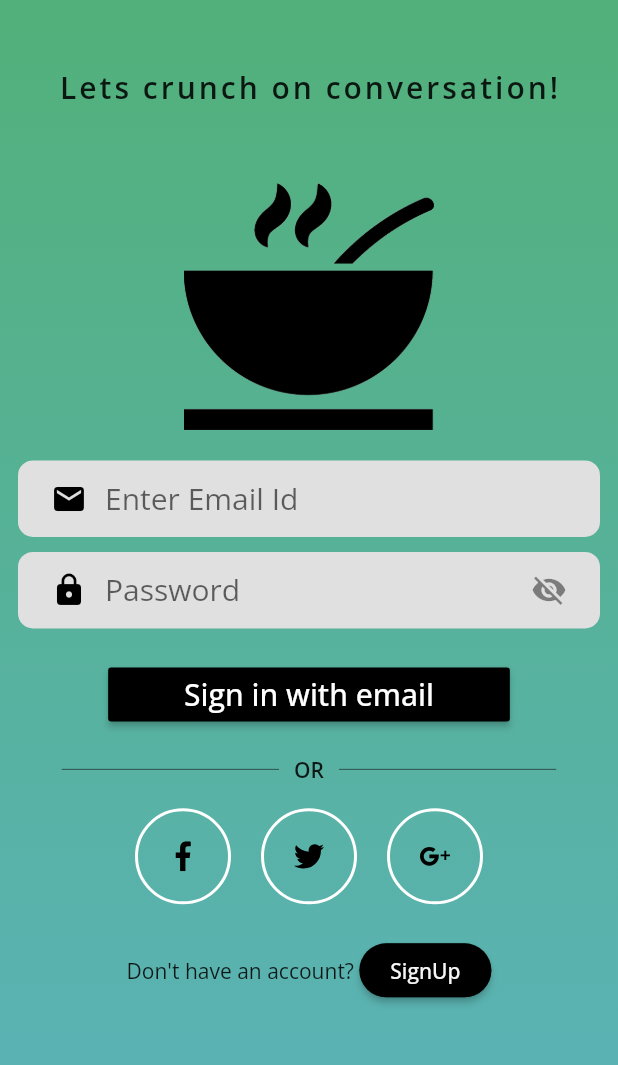
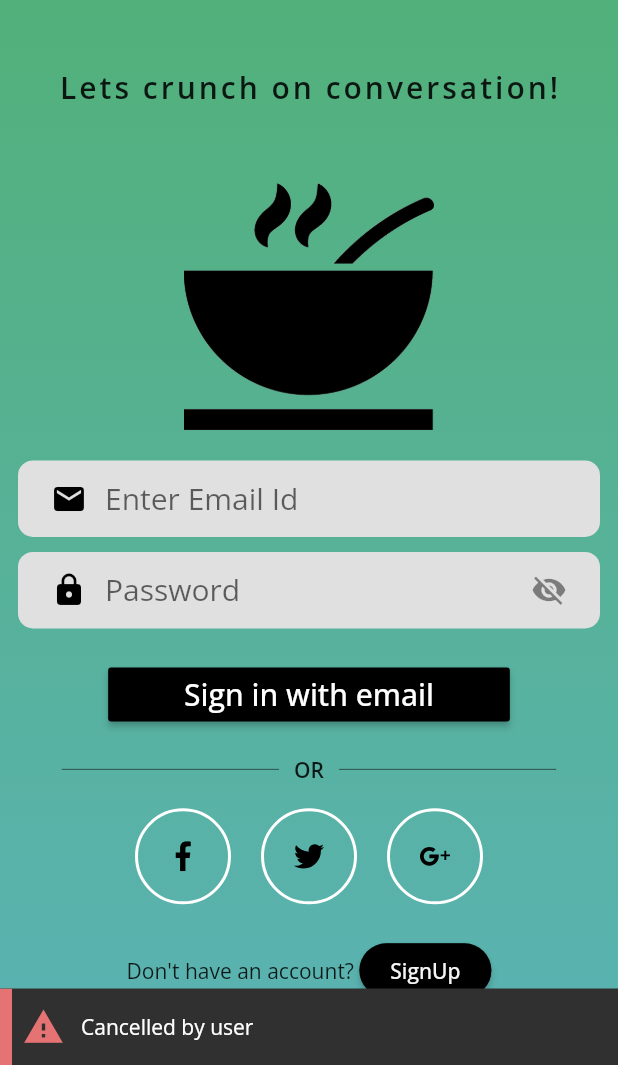
Before and after one commit to HMFazleRabbi/Flutter, a Flutter app: the screen it shows after launch, after a tap on an icon or button, on a phone screen of 412 x 824 dp, the part 171-1236 px from its top. Run offline on Flutter 3.47's test engine with Material 2 defaults, Android fonts, the phone set to English and light mode, and no system bars; our stand-ins replace auto_route, bloc, connectivity_plus, dartz, equatable, firebase_auth and 13 more; missing offline and left inert: dart:ffi, flutter_country_picker; accounts and stored records are empty; generated files the repository leaves out were written again; network calls fail; project files that could hold a hidden picture were left out.

Commit message:
Preparing to add notes/blog page.

```diff
--- /dev/null
+++ b/P06_BlogApp/Blog_App/lib/application/auth/auth_bloc.dart
@@ -0,0 +1,33 @@
+import 'dart:async';
+
+import 'package:bloc/bloc.dart';
+import 'package:blog_app/domain/auth/i_auth_facada.dart';
+import 'package:freezed_annotation/freezed_annotation.dart';
+import 'package:injectable/injectable.dart';
+
+part 'auth_event.dart';
+part 'auth_state.dart';
+part 'auth_bloc.freezed.dart';
+
+@injectable
+class AuthBloc extends Bloc<AuthEvent, AuthState> {
+  final IAuthFacade _authFacade;
+
+  AuthBloc(this._authFacade) : super(const _Initial());
+
+  @override
+  Stream<AuthState> mapEventToState(
+    AuthEvent event,
+  ) async* {
+   yield* event.map(
+     authCheckRequested: (e)async* {
+       final userInfo = await _authFacade.getSignedInUser();
+       yield userInfo.fold(() => const AuthState.unauthenticated(), (_) =>  const AuthState.authenticated());
+     },
+     signedOut: (_)async* {
+       await _authFacade.signOut();
+       yield const AuthState.unauthenticated();
+      },
+   );
+  }
+}
--- /dev/null
+++ b/P06_BlogApp/Blog_App/lib/application/auth/auth_event.dart
@@ -0,0 +1,7 @@
+part of 'auth_bloc.dart';
+
+@freezed
+abstract class AuthEvent with _$AuthEvent {
+  const factory AuthEvent.authCheckRequested() = _AuthCheckRequested;
+  const factory AuthEvent.signedOut() = _SignedOut;
+}
--- /dev/null
+++ b/P06_BlogApp/Blog_App/lib/application/auth/auth_state.dart
@@ -0,0 +1,8 @@
+part of 'auth_bloc.dart';
+
+@freezed
+abstract class AuthState with _$AuthState {
+  const factory AuthState.initial() = _Initial;
+  const factory AuthState.authenticated() = _Authenticated;
+  const factory AuthState.unauthenticated() = _Unauthenticated;
+}
--- a/P06_BlogApp/Blog_App/lib/domain/auth/i_auth_facada.dart
+++ b/P06_BlogApp/Blog_App/lib/domain/auth/i_auth_facada.dart
@@ -1,10 +1,12 @@
 import 'package:blog_app/domain/auth/auth_failure.dart';
+import 'package:blog_app/domain/auth/user.dart';
 import 'package:blog_app/domain/auth/value_objects.dart';
 import 'package:dartz/dartz.dart';
 import 'package:flutter/foundation.dart';
 
 abstract class IAuthFacade
 {
+  Future<Option<User>>getSignedInUser();
   Future<Either<AuthFailure, Unit>> signupWithEmail({
     @required EmailAddress emailAddress,
     @required Password password,
@@ -16,4 +18,7 @@ abstract class IAuthFacade
   });
 
     Future<Either<AuthFailure, Unit>>signinWithGoogle();
+
+    Future<void> signOut();
+
 }
--- /dev/null
+++ b/P06_BlogApp/Blog_App/lib/domain/auth/user.dart
@@ -0,0 +1,12 @@
+
+import 'package:blog_app/domain/core/value_objects.dart';
+import 'package:flutter/foundation.dart';
+import 'package:freezed_annotation/freezed_annotation.dart';
+part 'user.freezed.dart';
+
+@freezed
+abstract class User with _$User {
+  const factory User({
+    @required UniqueId id
+  }) = _User;
+}
--- a/P06_BlogApp/Blog_App/lib/domain/core/failures.dart
+++ b/P06_BlogApp/Blog_App/lib/domain/core/failures.dart
@@ -5,12 +5,18 @@ part 'failures.freezed.dart';
 
 @freezed
 abstract class ValueFailure<T> with _$ValueFailure<T> {
+
+
+  //Auth Failures
   const factory ValueFailure.invalidEmail({
     @required T failedValue,
   }) = InvalidEmail<T>;
   const factory ValueFailure.invalidPassword({
     @required T failedValue,
   }) = InvalidPassword<T>;
+
+
+  //Profile Failure
   const factory ValueFailure.invalidUsername({
     @required T failedValue,
   }) = InvalidUsername<T>;
@@ -26,4 +32,22 @@ abstract class ValueFailure<T> with _$ValueFailure<T> {
   const factory ValueFailure.invalidCountryName({
     @required T failedValue,
   }) = InvalidCountryName<T>;
+
+
+  //Blog Failures
+  const factory ValueFailure.exceedingLength({
+    @required T failedValue,
+    @required int max
+  }) = ExceedingLength<T>;
+  const factory ValueFailure.empty({
+    @required T failedValue,
+  }) = Empty<T>;
+  const factory ValueFailure.multiline({
+    @required T failedValue,
+  }) = Multiline<T>;
+  const factory ValueFailure.listTooLong({
+    @required T failedValue,
+    @required int max
+  }) = ListTooLong<T>;
+
 }
--- a/P06_BlogApp/Blog_App/lib/infrastructure/auth/firebase_auth_facade.dart
+++ b/P06_BlogApp/Blog_App/lib/infrastructure/auth/firebase_auth_facade.dart
@@ -1,33 +1,43 @@
 import 'package:blog_app/domain/auth/auth_failure.dart';
 import 'package:blog_app/domain/auth/i_auth_facada.dart';
+import 'package:blog_app/domain/auth/user.dart';
+import 'package:blog_app/domain/auth/value_objects.dart';
 import 'package:dartz/dartz.dart';
-import 'package:blog_app/domain/auth/value_objects.dart';
-import 'package:firebase_auth/firebase_auth.dart';
+import 'package:firebase_auth/firebase_auth.dart' as firebase_auth;
 import 'package:flutter/foundation.dart';
 import 'package:flutter/services.dart';
 import 'package:google_sign_in/google_sign_in.dart';
 import 'package:injectable/injectable.dart';
+import 'package:logger/logger.dart';
+
+import 'firebase_user_mapper.dart';
+
+//Log
+final log = Logger(printer: PrettyPrinter());
 
 @LazySingleton(as: IAuthFacade)
 class FirebaseAuthFacade implements IAuthFacade {
-  final FirebaseAuth _firebaseAuth;
+  final firebase_auth.FirebaseAuth _firebaseAuth;
   final GoogleSignIn _googleSignIn;
-
 
   FirebaseAuthFacade(this._firebaseAuth, this._googleSignIn);
 
   @override
   Future<Either<AuthFailure, Unit>> signinWithEmail(
       {@required EmailAddress emailAddress,
-      @required Password password}) async {
+      @required Password password}) async
+  {
     final _emailStr = emailAddress.getOrCrash();
     final _password = password.getOrCrash();
-
+    log.d("Signin With Email triggered: ${emailAddress.value.getOrElse(() => "")}@${password.value.getOrElse(() => "")}");
     try {
       await _firebaseAuth.signInWithEmailAndPassword(
           email: _emailStr, password: _password);
+
+      log.d("SignIn successful!");
       return const Right(unit);
-    } on FirebaseAuthException catch (e) {
+    } on firebase_auth.FirebaseAuthException catch (e) {
+      log.d("Errorcode:\t ${e.code}");
       if (e.code == "user-not-found" || e.code == "wrong-password") {
         return left(const AuthFailure.invalidEmailAndPasswordCombination());
       } else {
@@ -44,7 +54,7 @@ class FirebaseAuthFacade implements IAuthFacade {
         return left(const AuthFailure.cancelledByUser());
       }
       final googleAuthentication = await googleUser.authentication;
-      final authCredential = GoogleAuthProvider.credential(
+      final authCredential = firebase_auth.GoogleAuthProvider.credential(
         idToken: googleAuthentication.idToken,
         accessToken: googleAuthentication.accessToken,
       );
@@ -70,4 +80,20 @@ class FirebaseAuthFacade implements IAuthFacade {
     // TODO: implement signupWithEmail
     throw UnimplementedError();
   }
+
+  @override
+  Future<Option<User>> getSignedInUser() async {
+    final user = await _firebaseAuth.currentUser;
+    return optionOf(user?.toDomain()); //Here, if user is uninitialised, instead of throwing an error, it returns a null.
+
+  }
+
+  @override
+  Future<void> signOut() async{
+    // TODO: implement signOut
+    return Future.wait([
+      _googleSignIn.signOut(),
+      _firebaseAuth.signOut()
+    ]);
+  }
 }
--- /dev/null
+++ b/P06_BlogApp/Blog_App/lib/infrastructure/auth/firebase_user_mapper.dart
@@ -0,0 +1,9 @@
+import 'package:blog_app/domain/auth/user.dart';
+import 'package:blog_app/domain/core/value_objects.dart';
+import 'package:firebase_auth/firebase_auth.dart' as firebase_auth;
+
+extension FirebaseUserDomainX on firebase_auth.User {
+  User toDomain() {
+    return User (id: UniqueId.fromUniqueString(uid));
+  }
+}
--- a/P06_BlogApp/Blog_App/lib/presentation/core/AppWidget.dart
+++ b/P06_BlogApp/Blog_App/lib/presentation/core/AppWidget.dart
@@ -1,19 +1,33 @@
+import 'package:auto_route/auto_route.dart';
 import 'package:flutter/material.dart';
+import 'package:flutter_bloc/flutter_bloc.dart';
 import 'package:google_fonts/google_fonts.dart';
 
+import 'package:blog_app/application/auth/auth_bloc.dart';
+import 'package:blog_app/injection.dart';
 import 'package:blog_app/presentation/routes/app_router.dart';
+import 'package:blog_app/presentation/routes/router.gr.dart' as USER_ROUTES;
 
 class MyApp extends StatelessWidget {
   final AppRouter _appRouter = AppRouter();
 
   @override
   Widget build(BuildContext context) {
-    return MaterialApp(
-      theme: ThemeData(
-        textTheme: GoogleFonts.openSansTextTheme(Theme.of(context).textTheme),
-      ),
-      debugShowCheckedModeBanner: false,
-      onGenerateRoute: _appRouter.onGenerateRoute,
+    return MultiBlocProvider(
+      providers: [
+        BlocProvider(
+            create: (context) =>
+                getIt<AuthBloc>()..add(const AuthEvent.authCheckRequested())),
+      ],
+      child: MaterialApp(
+          theme: ThemeData(
+            textTheme:
+                GoogleFonts.openSansTextTheme(Theme.of(context).textTheme),
+          ),
+          debugShowCheckedModeBanner: false,
+          builder: ExtendedNavigator(router: USER_ROUTES.Router(),)
+          //onGenerateRoute: _appRouter.onGenerateRoute,
+          ),
     );
   }
 }
--- a/P06_BlogApp/Blog_App/lib/presentation/signin/widgets/SignInForm.dart
+++ b/P06_BlogApp/Blog_App/lib/presentation/signin/widgets/SignInForm.dart
@@ -1,3 +1,4 @@
+import 'package:flushbar/flushbar_helper.dart';
 import 'package:flutter/material.dart';
 import 'package:logger/logger.dart';
 import 'package:flutter_svg/flutter_svg.dart';
@@ -12,12 +13,22 @@ class SignInForm extends StatelessWidget {
   Widget build(BuildContext context) {
     return BlocConsumer<SignInFormBloc, SignInFormState>(
       listener: (context, state) {
-        _log.d("Listener has been triggered!");
         state.authFailureOrSuccess.fold(
           () => null,
           (e) => e.fold(
-            (failure) {},
-            (r) => null,
+            (failure) {
+              FlushbarHelper.createError(
+                message: failure.map(
+                    cancelledByUser: (_) => 'Cancelled by user',
+                    serverError: (_) => 'Server error',
+                    emailAlreadyInUse: (_) => 'Email already in use',
+                    invalidEmailAndPasswordCombination: (_) =>
+                        'Invalid Email and Password combination'),
+              ).show(context);
+            },
+            (r) {
+              //TODO: Navigate to home page.
+            },
           ),
         );
       },
@@ -34,6 +45,10 @@ class SignInForm extends StatelessWidget {
               PasswordWidget(),
               const SizedBox(height: 20),
               _signInButton(context),
+              if (state.isSubmitting) ...[
+                const SizedBox(height: 4),
+                const LinearProgressIndicator()
+              ],
               OrDivider(),
               _socialNetworkSignInButtons(context),
               const SizedBox(height: 20),
--- /dev/null
+++ b/P06_BlogApp/Blog_App/lib/presentation/splash/splash_page.dart
@@ -0,0 +1,37 @@
+import 'package:auto_route/auto_route.dart';
+import 'package:blog_app/application/auth/auth_bloc.dart';
+import 'package:blog_app/presentation/routes/router.gr.dart';
+import 'package:flutter/material.dart';
+import 'package:flutter_bloc/flutter_bloc.dart';
+import 'package:logger/logger.dart';
+
+//Log
+final log = Logger(printer: PrettyPrinter());
+
+class SplashPage extends StatelessWidget {
+  @override
+  Widget build(BuildContext context) {
+    return BlocListener<AuthBloc, AuthState>(
+      listener: (context, state) {
+        state.map(
+          initial: (_) {},
+          authenticated: (_) {
+            log.d("I am authenticated!");
+            ExtendedNavigator.of(context).popAndPush(Routes.signInPage);
+          },
+          unauthenticated: (_) {
+            log.d("I not authenticated!");
+            ExtendedNavigator.of(context).popAndPush(Routes.signInPage);
+          },
+        );
+      },
+      child: Scaffold(
+        body: Center(
+          child: CircularProgressIndicator(
+            backgroundColor: Colors.greenAccent,
+          ),
+        ),
+      ),
+    );
+  }
+}
--- a/P06_BlogApp/Blog_App/pubspec.yaml
+++ b/P06_BlogApp/Blog_App/pubspec.yaml
@@ -42,6 +42,10 @@ dependencies:
   firebase_core: ^0.7.0
   injectable: ^1.0.7
   get_it: ^5.0.6
+  flushbar: ^1.10.4
+  uuid: ^2.2.2
+  auto_route: ^0.6.9
+  kt_dart: ^0.8.0
 
 dev_dependencies:
   flutter_test:
@@ -50,6 +54,7 @@ dev_dependencies:
   freezed: ^0.12.7
   injectable_generator: ^1.0.7
   lint: ^1.3.0
+  auto_route_generator: ^0.6.10
 
 # For information on the generic Dart part of this file, see the
 # following page: https://dart.dev/tools/pub/pubspec
```
Also changed, not shown: P06_BlogApp/Blog_App/lib/domain/core/value_objects.dart (+19 -0 lines), P06_BlogApp/Blog_App/lib/domain/core/value_validators.dart (+47 -0 lines), P06_BlogApp/Blog_App/lib/presentation/routes/router.dart (added, +12 -0 lines), P06_BlogApp/Blog_App/lib/application/auth/auth_bloc.freezed.dart (added), P06_BlogApp/Blog_App/lib/domain/auth/user.freezed.dart (added), P06_BlogApp/Blog_App/lib/domain/core/failures.freezed.dart, P06_BlogApp/Blog_App/lib/injection.config.dart, P06_BlogApp/Blog_App/lib/presentation/routes/router.gr.dart (added), P06_BlogApp/Blog_App/pubspec.lock, 1 other file.
